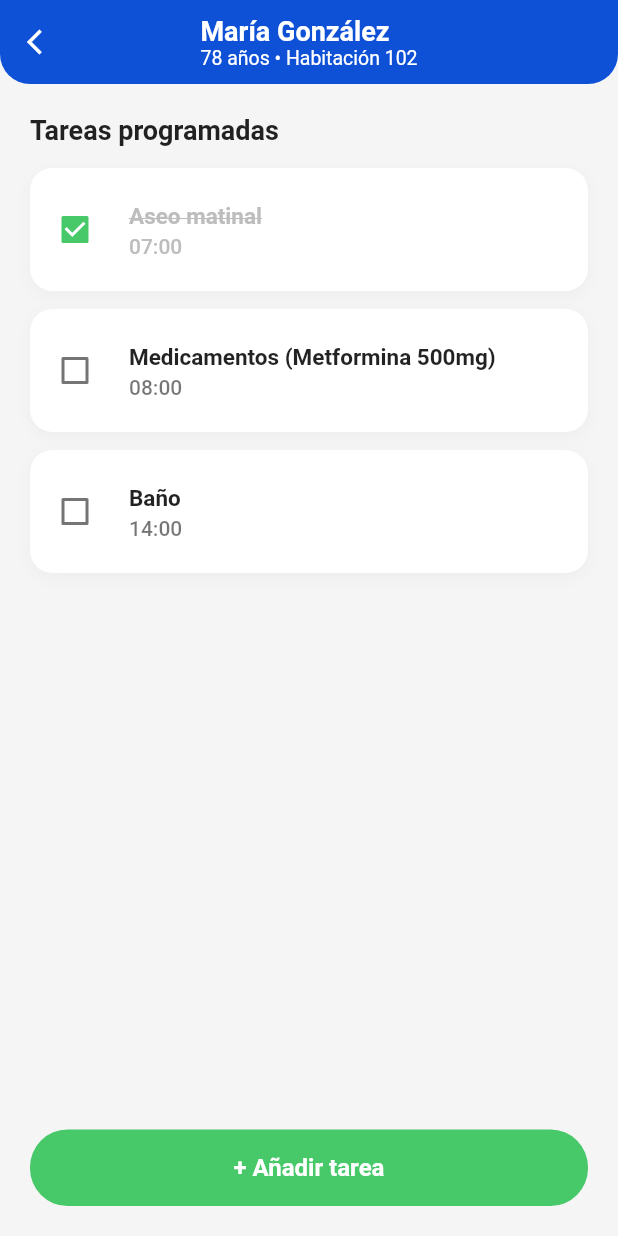
After one commit to inna-m-f/Cuidapp, a Flutter app: the HomeScreen screen opened directly, after a tap on "MG", on a phone screen of 412 x 824 dp. The commit adds this screen. Run offline on Flutter 3.47's test engine with Material 3 defaults, Android fonts, the phone set to English and light mode, and no system bars.

Commit message:
Detalle de paciente con checklist

```diff
--- a/lib/ui/screens/home_screen.dart
+++ b/lib/ui/screens/home_screen.dart
@@ -1,5 +1,6 @@
 import 'package:flutter/material.dart';
 import '../../core/theme.dart';
+import 'patient_detail_screen.dart';
 
 class HomeScreen extends StatelessWidget {
   const HomeScreen({Key? key}) : super(key: key);
@@ -13,7 +14,6 @@ class HomeScreen extends StatelessWidget {
           'Pacientes del Centro',
           style: TextStyle(fontWeight: FontWeight.bold, color: AppTheme.white),
         ),
-
         automaticallyImplyLeading: false,
       ),
       body: Column(
@@ -44,12 +44,13 @@ class HomeScreen extends StatelessWidget {
             ),
           ),
 
-          // Lista de pacientes (ListView)
+          // Lista de pacientes
           Expanded(
             child: ListView(
               padding: const EdgeInsets.symmetric(horizontal: 20.0),
               children: [
                 _buildPatientCard(
+                  context, // Pasamos el context
                   initials: 'MG',
                   name: 'María González',
                   details: '78 años • Habitación 102',
@@ -58,6 +59,7 @@ class HomeScreen extends StatelessWidget {
                 ),
                 const SizedBox(height: 15),
                 _buildPatientCard(
+                  context,
                   initials: 'JM',
                   name: 'José Martínez Ruiz',
                   details: '82 años',
@@ -72,14 +74,29 @@ class HomeScreen extends StatelessWidget {
     );
   }
 
-  Widget _buildPatientCard({
+  Widget _buildPatientCard(
+    BuildContext context, {
     required String initials,
     required String name,
     required String details,
     required String status,
     required List<String> progressChips,
   }) {
-    return Container(
+    return InkWell(
+      onTap: () {
+        Navigator.push(
+          context,
+          MaterialPageRoute(
+            builder: (context) => PatientDetailScreen(
+              initials: initials,
+              name: name,
+              details: details,
+            ),
+          ),
+        );
+      },
+      borderRadius: BorderRadius.circular(20),
+      child: Container(
         decoration: BoxDecoration(
           color: AppTheme.white,
           borderRadius: BorderRadius.circular(20),
@@ -95,7 +112,6 @@ class HomeScreen extends StatelessWidget {
         child: Row(
           crossAxisAlignment: CrossAxisAlignment.start,
           children: [
-          // Avatar con iniciales
             CircleAvatar(
               radius: 25,
               backgroundColor: AppTheme.blue.withOpacity(0.1),
@@ -109,8 +125,6 @@ class HomeScreen extends StatelessWidget {
               ),
             ),
             const SizedBox(width: 15),
-
-          // Información del paciente
             Expanded(
               child: Column(
                 crossAxisAlignment: CrossAxisAlignment.start,
@@ -132,8 +146,6 @@ class HomeScreen extends StatelessWidget {
                     ),
                   ),
                   const SizedBox(height: 12),
-
-
                   Wrap(
                     spacing: 8,
                     runSpacing: 8,
@@ -160,6 +172,7 @@ class HomeScreen extends StatelessWidget {
             ),
           ],
         ),
+      ),
     );
   }
 }
--- /dev/null
+++ b/lib/ui/screens/patient_detail_screen.dart
@@ -0,0 +1,141 @@
+import 'package:flutter/material.dart';
+import '../../core/theme.dart';
+
+class PatientDetailScreen extends StatefulWidget {
+  final String initials;
+  final String name;
+  final String details;
+
+  const PatientDetailScreen({
+    Key? key,
+    required this.initials,
+    required this.name,
+    required this.details,
+  }) : super(key: key);
+
+  @override
+  State<PatientDetailScreen> createState() => _PatientDetailScreenState();
+}
+
+class _PatientDetailScreenState extends State<PatientDetailScreen> {
+  // Estado simulado para las tareas de la maqueta
+  bool _aseoMatinal = true; // Simula una tarea ya completada
+  bool _medicamentos = false;
+  bool _bano = false;
+
+  @override
+  Widget build(BuildContext context) {
+    return Scaffold(
+      backgroundColor: Colors.grey.shade100,
+      appBar: AppBar(
+        leading: IconButton(
+          icon: const Icon(Icons.arrow_back_ios, color: AppTheme.white, size: 20),
+          onPressed: () => Navigator.pop(context),
+        ),
+        title: Column(
+          crossAxisAlignment: CrossAxisAlignment.start,
+          children: [
+            Text(
+              widget.name,
+              style: const TextStyle(fontWeight: FontWeight.bold, color: AppTheme.white, fontSize: 18),
+            ),
+            Text(
+              widget.details,
+              style: const TextStyle(color: AppTheme.white, fontSize: 13, fontWeight: FontWeight.w400),
+            ),
+          ],
+        ),
+        backgroundColor: AppTheme.blue,
+        elevation: 0,
+      ),
+      body: Padding(
+        padding: const EdgeInsets.all(20.0),
+        child: Column(
+          crossAxisAlignment: CrossAxisAlignment.start,
+          children: [
+            const Text(
+              'Tareas programadas',
+              style: TextStyle(fontSize: 18, fontWeight: FontWeight.bold, color: Colors.black87),
+            ),
+            const SizedBox(height: 15),
+
+            // Lista de Tareas
+            Expanded(
+              child: ListView(
+                children: [
+                  _buildTaskTile('Aseo matinal', '07:00', _aseoMatinal, (val) {
+                    setState(() => _aseoMatinal = val ?? false);
+                  }),
+                  const SizedBox(height: 12),
+                  _buildTaskTile('Medicamentos (Metformina 500mg)', '08:00', _medicamentos, (val) {
+                    setState(() => _medicamentos = val ?? false);
+                  }),
+                  const SizedBox(height: 12),
+                  _buildTaskTile('Baño', '14:00', _bano, (val) {
+                    setState(() => _bano = val ?? false);
+                  }),
+                ],
+              ),
+            ),
+
+            // Botón Añadir Tarea
+            SizedBox(
+              width: double.infinity,
+              child: ElevatedButton(
+                onPressed: () {
+                  // TODO: Lógica para agregar tarea
+                },
+                child: const Text(
+                  '+ Añadir tarea',
+                  style: TextStyle(fontSize: 16, fontWeight: FontWeight.bold),
+                ),
+              ),
+            ),
+          ],
+        ),
+      ),
+    );
+  }
+
+  // Componente reutilizable para cada tarea de la lista
+  Widget _buildTaskTile(String title, String time, bool isChecked, ValueChanged<bool?> onChanged) {
+    return Container(
+      decoration: BoxDecoration(
+        color: AppTheme.white,
+        borderRadius: BorderRadius.circular(15),
+        boxShadow: [
+          BoxShadow(
+            color: Colors.black.withOpacity(0.03),
+            blurRadius: 8,
+            offset: const Offset(0, 3),
+          ),
+        ],
+      ),
+      child: CheckboxListTile(
+        value: isChecked,
+        onChanged: onChanged,
+        activeColor: AppTheme.green,
+        checkColor: AppTheme.white,
+        title: Text(
+          title,
+          style: TextStyle(
+            fontWeight: FontWeight.bold,
+            fontSize: 15,
+            decoration: isChecked ? TextDecoration.lineThrough : null,
+            color: isChecked ? Colors.grey.shade400 : Colors.black87,
+          ),
+        ),
+        subtitle: Text(
+          time,
+          style: TextStyle(
+            color: isChecked ? Colors.grey.shade400 : Colors.black54,
+            fontWeight: FontWeight.w500,
+          ),
+        ),
+        controlAffinity: ListTileControlAffinity.leading,
+        contentPadding: const EdgeInsets.symmetric(horizontal: 10, vertical: 5),
+        shape: RoundedRectangleBorder(borderRadius: BorderRadius.circular(15)),
+      ),
+    );
+  }
+}
```
Lines whose indentation alone changed are shown as unchanged.
